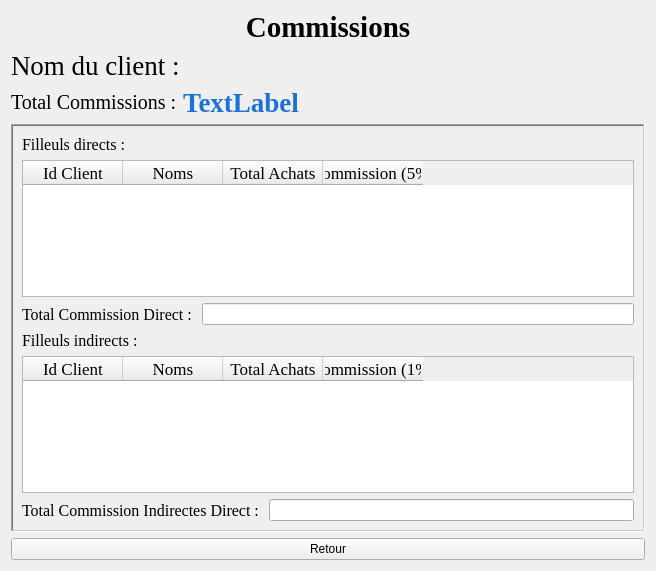
Old version of the form gui/CommissionWindow.ui in the repository JKAZIMOTO321/marketing_relationnel.
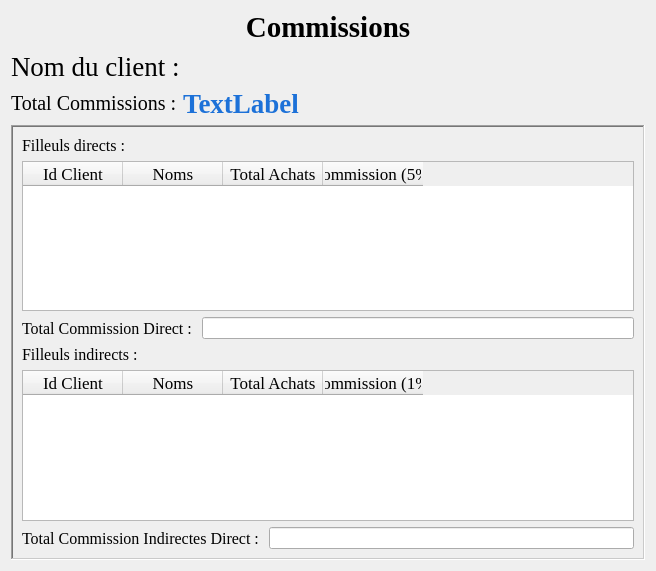
New version of the form.

Commit message: application des correctifs de l'ui pour voir aussi le noms des filleuls et suppression du bouton retour

Diff of the .ui file:
```diff
--- a/gui/CommissionWindow.ui
+++ b/gui/CommissionWindow.ui
@@ -58,7 +58,7 @@
        <property name="font">
         <font>
          <family>Times New Roman</family>
-         <pointsize>20</pointsize>
+         <pointsize>21</pointsize>
         </font>
        </property>
        <property name="text">
@@ -252,13 +252,6 @@
      </layout>
     </widget>
    </item>
-   <item>
-    <widget class="QPushButton" name="btnRetour">
-     <property name="text">
-      <string>Retour</string>
-     </property>
-    </widget>
-   </item>
   </layout>
  </widget>
  <resources/>
```
The commit also changes 1 other file.
